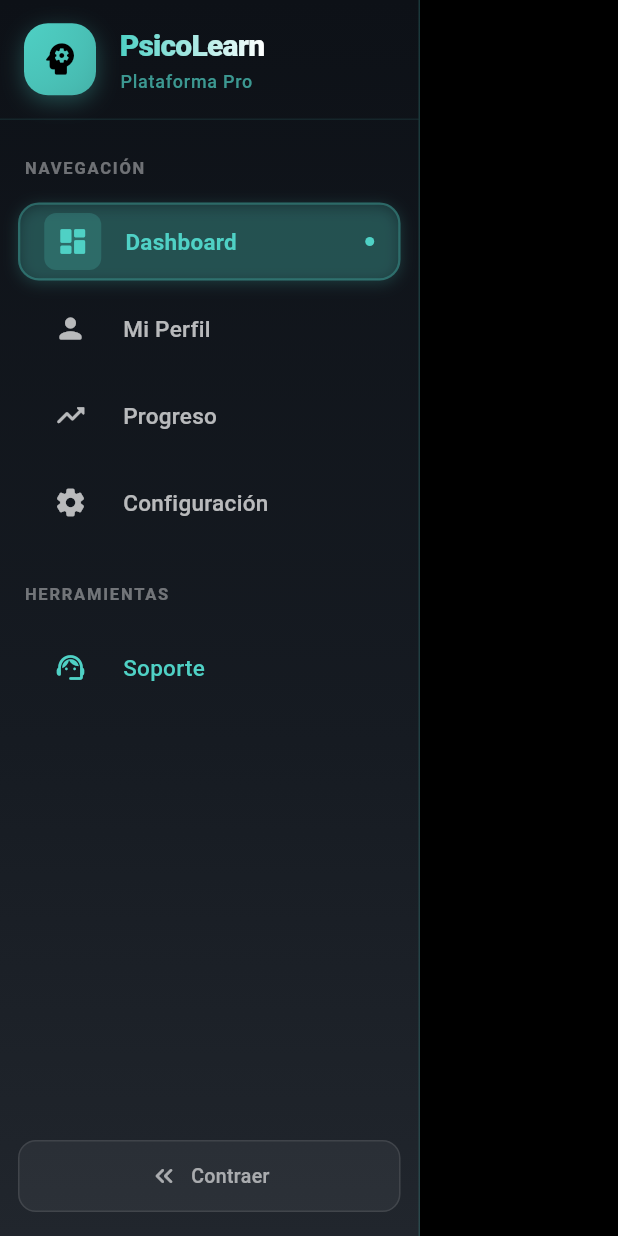
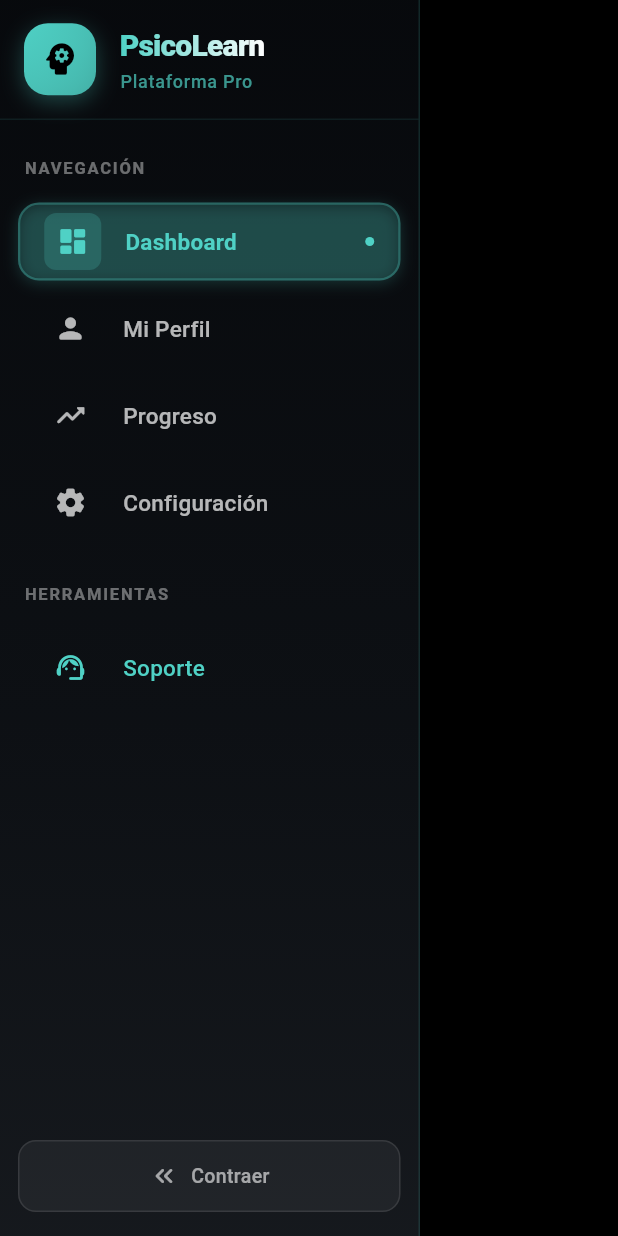
Before and after one commit to pnp-edu/PsicoLearn, a Flutter app: the _WebSidebar widget shown alone on an empty page, opened directly with empty values, on a phone screen of 412 x 824 dp. Run offline on Flutter 3.47's test engine with Material 3 defaults, Android fonts, the light colour scheme and no system bars; our stand-ins replace cloud_firestore, device_info_plus, firebase_auth, firebase_core, fl_chart, flutter_local_notifications and 7 more; accounts and stored records are empty.

Commit message:
Make sidebar glassmorphic and transparent in web layout

```diff
--- a/lib/features/home/presentation/web_dashboard_layout.dart
+++ b/lib/features/home/presentation/web_dashboard_layout.dart
@@ -118,27 +118,30 @@ class _WebSidebar extends StatelessWidget {
       duration: const Duration(milliseconds: 300),
       curve: Curves.easeInOutCubic,
       width: w,
+      child: ClipRRect(
+        child: BackdropFilter(
+          filter: ImageFilter.blur(sigmaX: 12, sigmaY: 12),
           child: Container(
             decoration: BoxDecoration(
               gradient: LinearGradient(
                 begin: Alignment.topCenter,
                 end: Alignment.bottomCenter,
                 colors: [
-              const Color(0xFF0D1117),
-              const Color(0xFF161B22),
-              const Color(0xFF21262D),
+                  const Color(0xFF0D1117).withOpacity(0.55),
+                  const Color(0xFF161B22).withOpacity(0.6),
+                  const Color(0xFF21262D).withOpacity(0.65),
                 ],
                 stops: const [0.0, 0.6, 1.0],
               ),
               border: Border(
                 right: BorderSide(
-              color: AppTheme.accentColor.withOpacity(0.2),
+                  color: AppTheme.accentColor.withOpacity(0.15),
                   width: 1,
                 ),
               ),
               boxShadow: [
                 BoxShadow(
-              color: Colors.black.withOpacity(0.3),
+                  color: Colors.black.withOpacity(0.2),
                   blurRadius: 20,
                   offset: const Offset(2, 0),
                 ),
@@ -388,6 +391,8 @@ class _WebSidebar extends StatelessWidget {
           ],
         ),
       ),
+    ),
+  ),
 );
   }
 }
```
Lines whose indentation alone changed are shown as unchanged.
